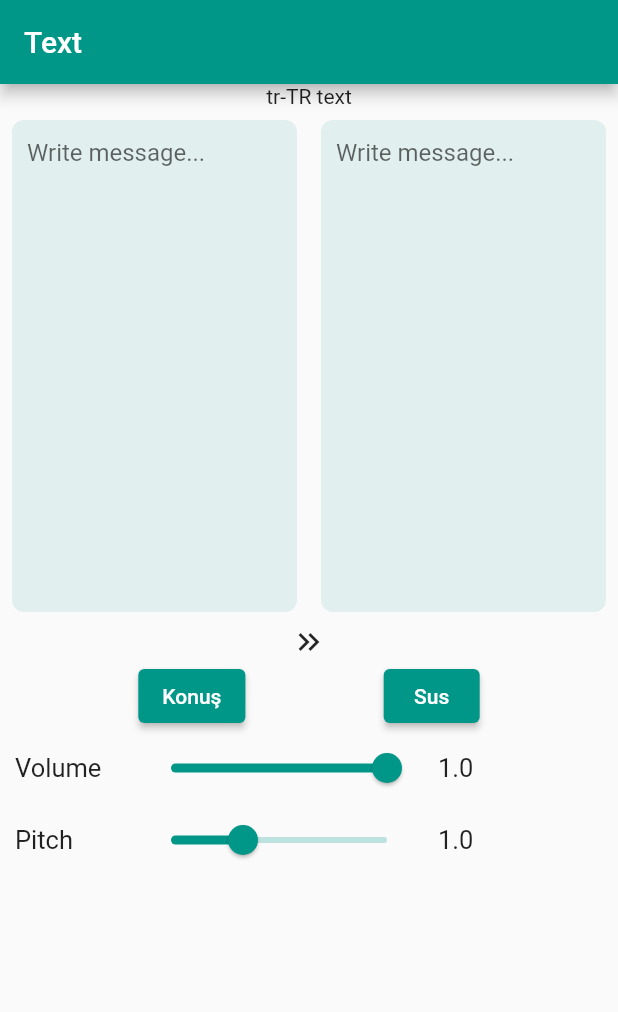
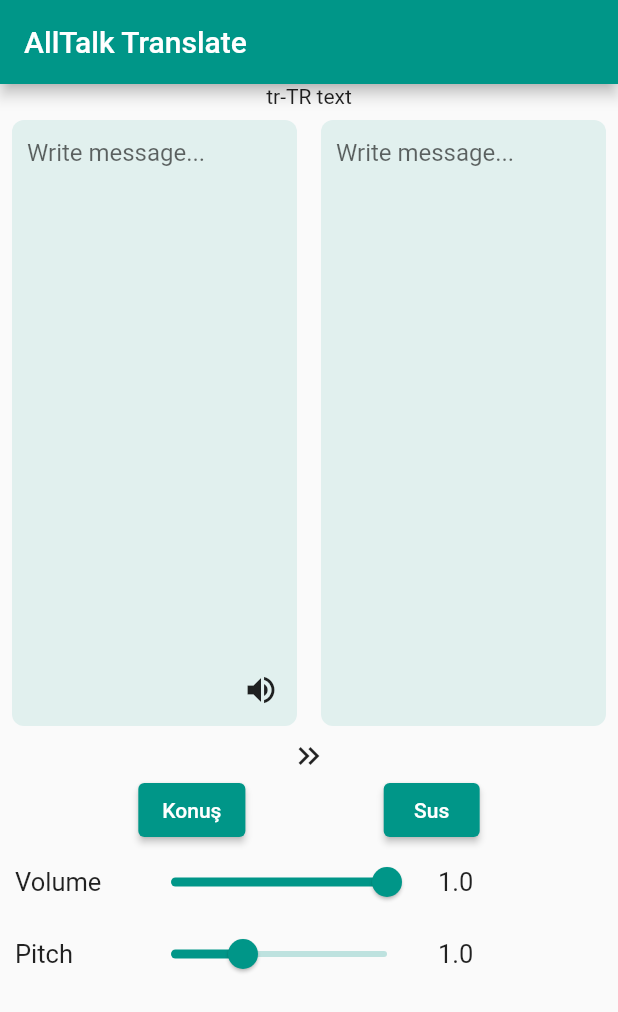
Before and after one commit to Keyvan14162/alltalk_translate, a Flutter app: the screen it shows after launch, on a phone screen of 412 x 824 dp. Shown: the top 1012 px of the screen. Run offline on Flutter 3.47's test engine with Material 2 defaults, Android fonts, the phone set to English and light mode, and no system bars; our stand-ins replace flutter_tts, hooks_riverpod.

Commit message:
initial commit

```diff
--- a/lib/home_page.dart
+++ b/lib/home_page.dart
@@ -1,6 +1,5 @@
 import 'package:alltalk_translate/providers.dart';
 import 'package:alltalk_translate/widgets/change_language_button.dart';
-import 'package:flutter/cupertino.dart';
 import 'package:flutter/material.dart';
 import 'package:flutter_tts/flutter_tts.dart';
 import 'package:hooks_riverpod/hooks_riverpod.dart';
@@ -13,7 +12,8 @@
 }
 
 class _HomePageState extends ConsumerState<HomePage> {
-  late TextEditingController _textController;
+  late TextEditingController _firstTextController;
+  late TextEditingController _secondTextController;
   FlutterTts flutterTts = FlutterTts();
 
   double volume = 1.0;
@@ -26,8 +26,9 @@
   @override
   void initState() {
     super.initState();
+    _firstTextController = TextEditingController();
+    _secondTextController = TextEditingController();
     init();
-    _textController = TextEditingController();
   }
 
   void init() async {
@@ -38,10 +39,9 @@
   @override
   Widget build(BuildContext context) {
     double screenHeight = MediaQuery.of(context).size.height;
-    int textFieldLineCount = (screenHeight / 50).toInt();
-    print(screenHeight);
+    int textFieldLineCount = screenHeight ~/ 40;
     return Scaffold(
-      appBar: AppBar(title: const Text("Text")),
+      appBar: AppBar(title: const Text("AllTalk Translate")),
       body: SingleChildScrollView(
         child: Column(children: [
           Text("${ref.watch(langCodeProvider)} text"),
@@ -59,12 +59,13 @@
                     ),
                     child: Padding(
                       padding: const EdgeInsets.only(left: 10),
-                      child: TextField(
+                      child: Stack(
+                        children: [
+                          TextField(
                             maxLines: textFieldLineCount,
                             minLines: textFieldLineCount,
-                        controller: _textController,
-                        textAlignVertical: TextAlignVertical.center,
-                        decoration: InputDecoration(
+                            controller: _firstTextController,
+                            decoration: const InputDecoration(
                               hintText: "Write message...",
                               border: InputBorder.none,
                             ),
@@ -75,6 +76,20 @@
                               // _textController.clear();
                               _speak();
                             },
+                          ),
+                          Positioned(
+                            bottom: 0,
+                            right: 0,
+                            child: IconButton(
+                              icon: const Icon(
+                                Icons.volume_up,
+                              ),
+                              onPressed: () async {
+                                _speak();
+                              },
+                            ),
+                          )
+                        ],
                       ),
                     ),
                   ),
@@ -94,18 +109,18 @@
                       child: TextField(
                         maxLines: textFieldLineCount,
                         minLines: textFieldLineCount,
-                        controller: _textController,
+                        controller: _secondTextController,
                         textAlignVertical: TextAlignVertical.center,
-                        decoration: InputDecoration(
+                        decoration: const InputDecoration(
                           hintText: "Write message...",
                           border: InputBorder.none,
                         ),
                         onChanged: (value) {
-                          _text = value.toString();
+                          // _text = value.toString();
                         },
                         onSubmitted: (value) async {
                           // _textController.clear();
-                          _speak();
+                          // _speak();
                         },
                       ),
                     ),
@@ -170,8 +185,11 @@
                 Container(
                   margin: const EdgeInsets.only(left: 10),
                   child: Text(
-                      double.parse((volume).toStringAsFixed(2)).toString(),
-                      style: const TextStyle(fontSize: 17)),
+                    double.parse(
+                      (volume).toStringAsFixed(2),
+                    ).toString(),
+                    style: const TextStyle(fontSize: 17),
+                  ),
                 )
               ],
             ),
@@ -223,7 +241,7 @@
 
   void _speak() async {
     initSetting();
-    await flutterTts.speak(_textController.text);
+    await flutterTts.speak(_firstTextController.text);
   }
 
   void _stop() async {
--- a/lib/route_generator.dart
+++ b/lib/route_generator.dart
@@ -8,8 +8,7 @@
   static Route<dynamic>? _generateRoute(
       Widget togoPage, RouteSettings settings) {
     if (defaultTargetPlatform == TargetPlatform.android) {
-      // we change to material page route
-      return CupertinoPageRoute(
+      return MaterialPageRoute(
           builder: (context) => togoPage, settings: settings);
     } else {
       return CupertinoPageRoute(
@@ -20,7 +19,7 @@
   static Route<dynamic>? routeGenrator(RouteSettings settings) {
     switch (settings.name) {
       case "/":
-        return _generateRoute(const HomePage(), settings);
+        return _generateRoute(HomePage(), settings);
 
       /*
       case "/detailPage":
```
Lines whose indentation alone changed are shown as unchanged.
